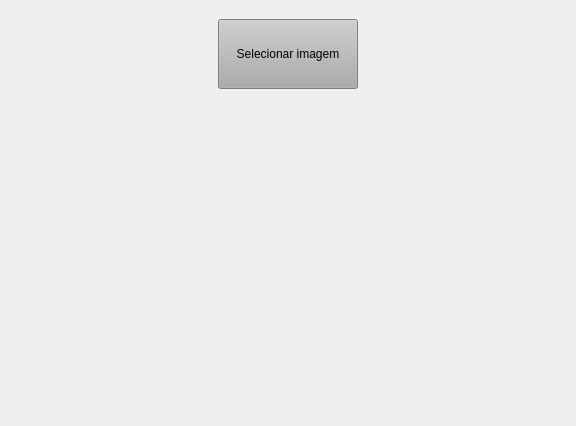
First picture: the form in Projetos/Qt_qrcode/layouts/scan_qr_code.ui, repository JoaoEmanuell/Meus-Estudos-Python, before the edit.
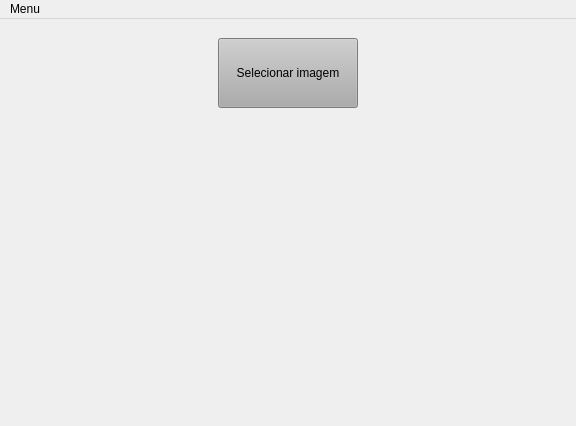
Second picture: the form after the edit.

Commit message: uis menus

Diff of the .ui file:
```diff
--- a/Projetos/Qt_qrcode/layouts/scan_qr_code.ui
+++ b/Projetos/Qt_qrcode/layouts/scan_qr_code.ui
@@ -66,6 +66,28 @@
     </item>
    </layout>
   </widget>
+  <widget class="QMenuBar" name="menuBar">
+   <property name="geometry">
+    <rect>
+     <x>0</x>
+     <y>0</y>
+     <width>576</width>
+     <height>20</height>
+    </rect>
+   </property>
+   <widget class="QMenu" name="menu_return">
+    <property name="title">
+     <string>Menu</string>
+    </property>
+    <addaction name="action_return"/>
+   </widget>
+   <addaction name="menu_return"/>
+  </widget>
+  <action name="action_return">
+   <property name="text">
+    <string>Voltar</string>
+   </property>
+  </action>
  </widget>
  <resources/>
  <connections/>
```
The commit also changes 1 other file.
